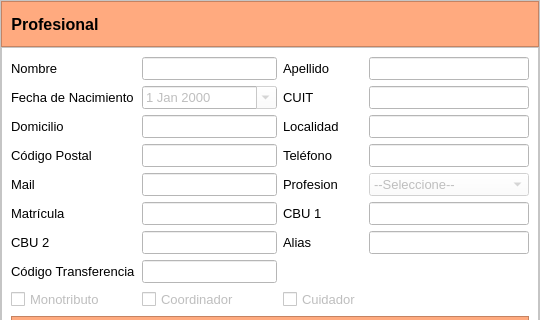
The window that gui/profesionales/ver_profesional.ui (ayenaccarato/Marcanac) describes before a commit, drawn with Qt 5; both pictures show x 0 to 540 and y 0 to 320 of the 540 by 460 pixel window.
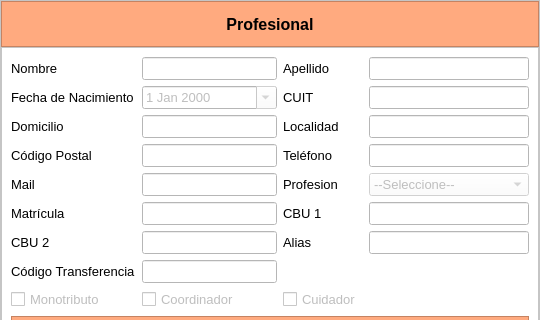
The same window after the commit. Icons and pictures are not drawn.

Diff of the .ui file:
```diff
--- a/gui/profesionales/ver_profesional.ui
+++ b/gui/profesionales/ver_profesional.ui
@@ -104,6 +104,42 @@
           <property name="bottomMargin">
            <number>9</number>
           </property>
+          <item>
+           <widget class="QPushButton" name="btnDescargar">
+            <property name="cursor">
+             <cursorShape>PointingHandCursor</cursorShape>
+            </property>
+            <property name="toolTip">
+             <string>Descargar</string>
+            </property>
+            <property name="text">
+             <string/>
+            </property>
+            <property name="icon">
+             <iconset>
+              <normaloff>../imagenes/descargar.png</normaloff>../imagenes/descargar.png</iconset>
+            </property>
+            <property name="iconSize">
+             <size>
+              <width>25</width>
+              <height>25</height>
+             </size>
+            </property>
+           </widget>
+          </item>
+          <item>
+           <spacer name="horizontalSpacer_2">
+            <property name="orientation">
+             <enum>Qt::Horizontal</enum>
+            </property>
+            <property name="sizeHint" stdset="0">
+             <size>
+              <width>40</width>
+              <height>20</height>
+             </size>
+            </property>
+           </spacer>
+          </item>
           <item>
            <widget class="QLabel" name="label">
             <property name="font">
```
Left out of the diff: 3 changed lines with no effect on the pictures.
